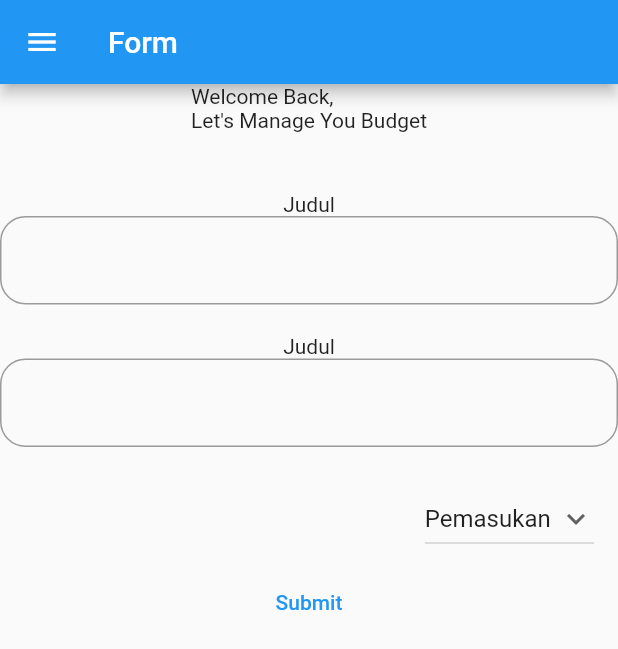
After one commit to uripsubagyo/pbp-flutter-lab, a Flutter app: the TambahBudget screen opened directly, on a phone screen of 412 x 824 dp. The commit adds this screen. Shown: the top 649 px of the screen. Run offline on Flutter 3.47's test engine with Material 2 defaults, Android fonts, the phone set to English and light mode, and no system bars.

Commit message:
tugas 8 temp

```diff
--- /dev/null
+++ b/counter_7/lib/pages/Budget.dart
@@ -0,0 +1,9 @@
+import 'package:flutter/material.dart';
+
+class Budget{
+  String judul;
+  String nominal;
+  String type;
+
+  Budget(this.judul, this.nominal, this.type);
+}
--- /dev/null
+++ b/counter_7/lib/pages/tambahBudget.dart
@@ -0,0 +1,146 @@
+
+import 'package:counter_7/pages/Budget.dart';
+import 'package:flutter/material.dart';
+import 'package:counter_7/main.dart';
+import 'package:counter_7/pages/data.dart';
+
+class TambahBudget extends StatefulWidget {
+    const TambahBudget({super.key});
+
+    @override
+    State<TambahBudget> createState() => _TambahBudget();
+}
+
+class _TambahBudget extends State<TambahBudget> {
+    final _formKey = GlobalKey<FormState>();
+    String judul = "";
+    String nominal = "";
+
+    String jenisChoice = "Pemasukan";
+    List<String> choiceUser = ['Pemasukan', 'Pengeluaran'];
+    List<Budget> data = [];
+    // List<String> jenis = ["Pengeluaran", "Pemasukan"];
+
+    void changeJenis(String? selectedValue){
+      if(selectedValue is String){
+        setState(() {
+          jenisChoice = selectedValue;
+        });
+      }
+    }
+
+    void onClick(){
+      data.add(Budget(judul, nominal, jenisChoice));
+    }
+
+    @override
+    Widget build(BuildContext context) {
+        return Scaffold(
+            appBar: AppBar(
+                title: Text('Form'),
+            ),
+            body: Form(
+              key: _formKey,
+              child: SingleChildScrollView(
+                child:Column(
+              children: <Widget>[
+                Text("Welcome Back,\nLet's Manage You Budget"),
+                SizedBox(height: 40,),
+                Text("Judul"),
+                TextFormField(
+                  decoration : InputDecoration(
+                    border: OutlineInputBorder(
+                      borderRadius: BorderRadius.circular(17)
+                    )
+                  ),
+                  onChanged: (String? value) {
+                            setState(() {
+                                judul = value!;
+                            });
+                        },
+                ),
+                SizedBox(height: 20),
+                Text("Judul"),
+                TextFormField(
+                  decoration : InputDecoration(
+                    border: OutlineInputBorder(
+                      borderRadius: BorderRadius.circular(17)
+                    )
+                  ),
+                  onChanged: (value) {
+                            setState(() {
+                                nominal = value;
+                            });
+                        },
+                ),
+                SizedBox(height: 20,),
+                ListTile(
+                  trailing: DropdownButton(
+                      value: jenisChoice,
+                      icon: const Icon(Icons.keyboard_arrow_down),
+                      items: choiceUser.map((String items) {
+                      return DropdownMenuItem(
+                          value: items,
+                          child: Text(items),
+                      );
+                      }).toList(),
+                      onChanged: (String? newValue) {
+                      setState(() {
+                          jenisChoice = newValue!;
+                      });
+                      },
+                  ),
+                  ),
+                Container(
+                  width: 295,
+                  height: 55,
+                  child: TextButton(
+                    onPressed: (){
+
+                    },
+                    child: Text("Submit"),
+                  ),
+                )
+              ],
+            ),
+            )),
+            drawer: Drawer(
+      child: Column(
+        children: [
+          // Menambahkan clickable menu
+          ListTile(
+            title: const Text('counter_7'),
+            onTap: () {
+              // Route menu ke halaman utama
+              Navigator.pushReplacement(
+                context,
+                MaterialPageRoute(builder: (context) => const MyHomePage(title:'title')),
+              );
+            },
+          ),
+          ListTile(
+            title: const Text('Tambah Budget'),
+            onTap: () {
+              // Route menu ke halaman form
+              Navigator.pushReplacement(
+                context,
+                MaterialPageRoute(builder: (context) => const TambahBudget()),
+              );
+            },
+          ),
+          ListTile(
+            title: const Text('Data Budget'),
+            onTap: () {
+              // Route menu ke halaman form
+              Navigator.pushReplacement(
+                context,
+                MaterialPageRoute(builder: (context) => const Data()),
+              );
+            },
+          ),
+        ],
+      ),
+    ),
+        );
+    }
+}
```
Also changed, not shown: counter_7/lib/main.dart (+40 -1 lines), counter_7/lib/pages/data.dart (added, +69 -0 lines), 2 other files.
